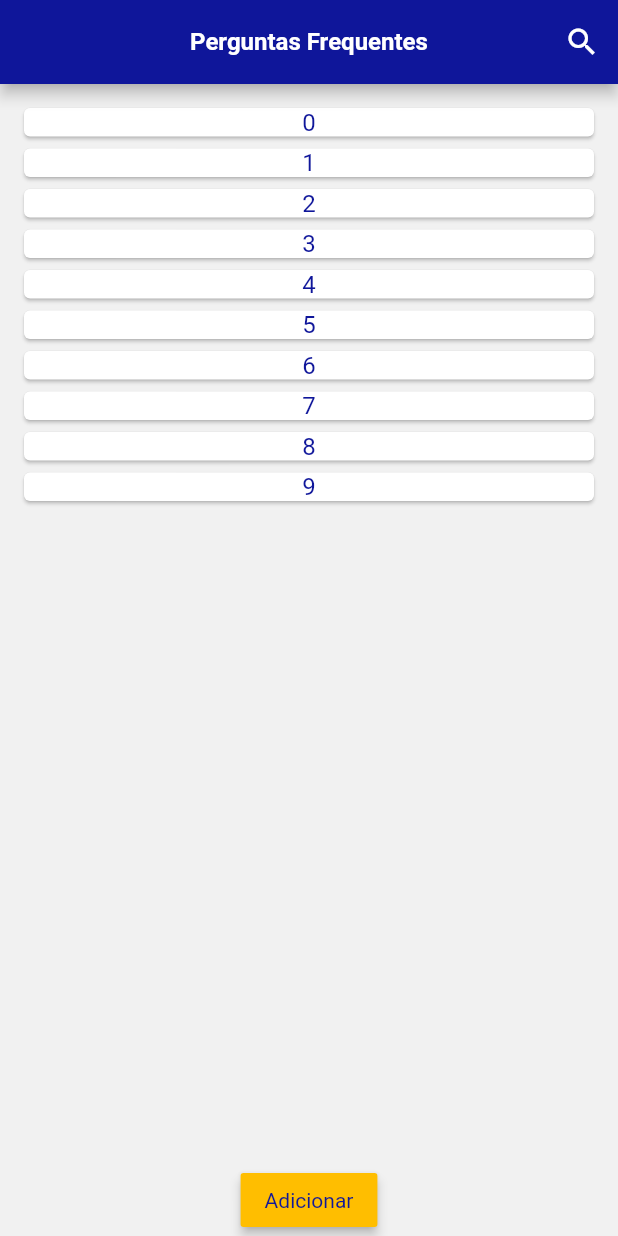
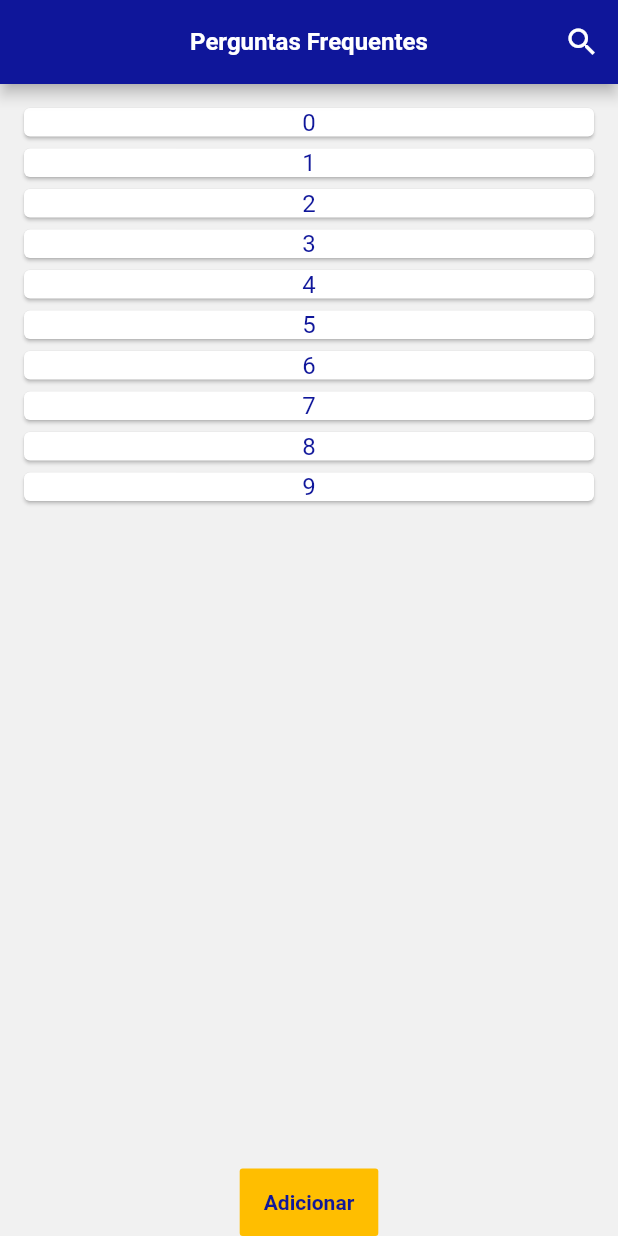
Before and after one commit to marinagosson/snowman-flutter, a Flutter app: the screen it shows after launch, on a phone screen of 412 x 824 dp. Run offline on Flutter 3.47's test engine with Material 2 defaults, Android fonts, the phone set to English and light mode, and no system bars; our stand-ins replace get_it, rxdart, sqflite; missing offline and left inert: flutter_stetho; accounts and stored records are empty.

Commit message:
criacao dos circulos de cores do faq

```diff
--- a/lib/common/values/colors.dart
+++ b/lib/common/values/colors.dart
@@ -19,3 +19,5 @@ final Color textAppBarCorlor = Color(0xFFFFFFFF);
 final Color labelInputColor = Color(0xFFA2A3AD);
 final Color borderInputColor = Color(0xFFD3D3D7);
 final Color textInputColor = Color(0xFF24253F);
+
+final Color borderCircleColor = Color(0xFFF0F0F0);
--- a/lib/common/widgets/button.dart
+++ b/lib/common/widgets/button.dart
@@ -8,11 +8,15 @@ class ButtonWidget extends StatelessWidget {
   final bool disabled;
   final bool transparent;
   final IconData icon;
-
-  final double _elevation = 3;
+  final double elevation;
 
   ButtonWidget(
-      {this.label, this.onPress, this.disabled, this.transparent, this.icon});
+      {this.label,
+      this.onPress,
+      this.disabled,
+      this.transparent,
+      this.icon,
+      this.elevation});
 
   @override
   Widget build(BuildContext context) {
@@ -21,17 +25,20 @@ class ButtonWidget extends StatelessWidget {
     Color backgroundColor = colors.buttonBackgroundColor;
     Color textColor = colors.buttonTextColor;
 
-    return Padding(
-        padding: const EdgeInsets.only(top: 16.0),
+    return Container(
+      height: 45,
       child: RaisedButton(
+        materialTapTargetSize: MaterialTapTargetSize.shrinkWrap,
+        elevation: elevation == null ? 0 : elevation,
         onPressed: action,
-          elevation: _elevation,
         color: backgroundColor,
         child: TextWidget(
           text: label ?? "Label",
           small: true,
+          bold: true,
           color: textColor,
         ),
-        ));
+      ),
+    );
   }
 }
--- a/lib/common/widgets/input.dart
+++ b/lib/common/widgets/input.dart
@@ -62,7 +62,7 @@ class _InputWidgetState extends State<InputWidget> {
           autofocus: widget.autofocus == null ? false : true,
           decoration: InputDecoration(
               floatingLabelBehavior: FloatingLabelBehavior.always,
-              contentPadding: EdgeInsets.all(16),
+              contentPadding: EdgeInsets.all(18),
               hintText: widget.value == null ? "Holder" : widget.value,
               labelText: widget.labelText == null
                   ? widget.placeholder
```
Also changed, not shown: lib/app/features/faq/ui/new-faq/newfaq.viewmodel.dart (+13 -1 lines), lib/app/features/faq/ui/new-faq/newfaq.widget.dart (+70 -1 lines). Lines whose indentation alone changed are shown as unchanged.
